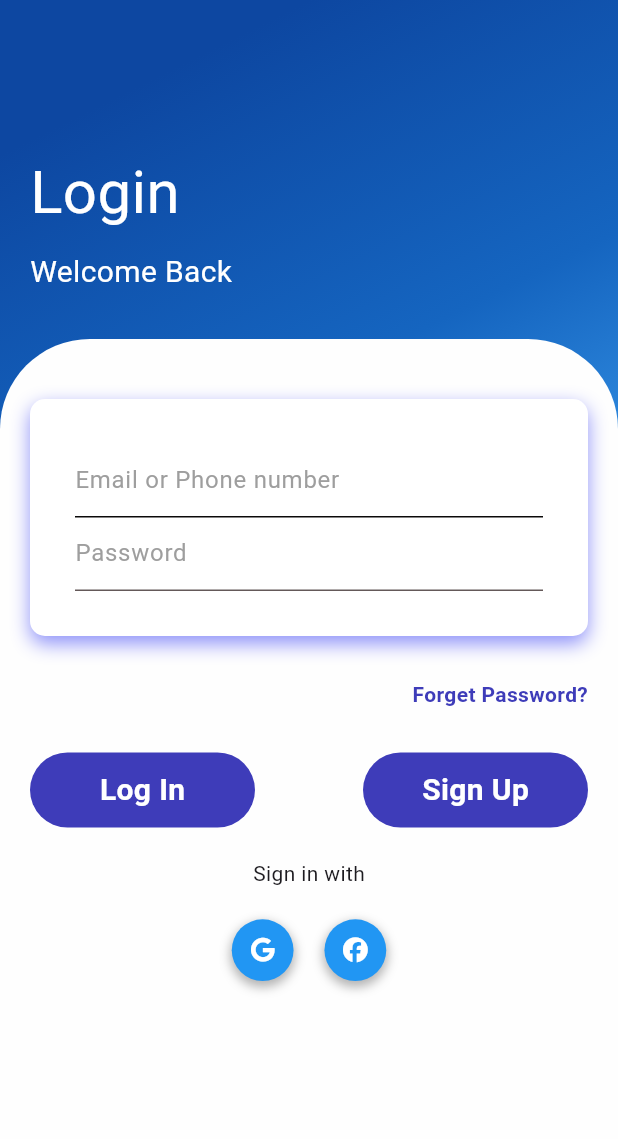
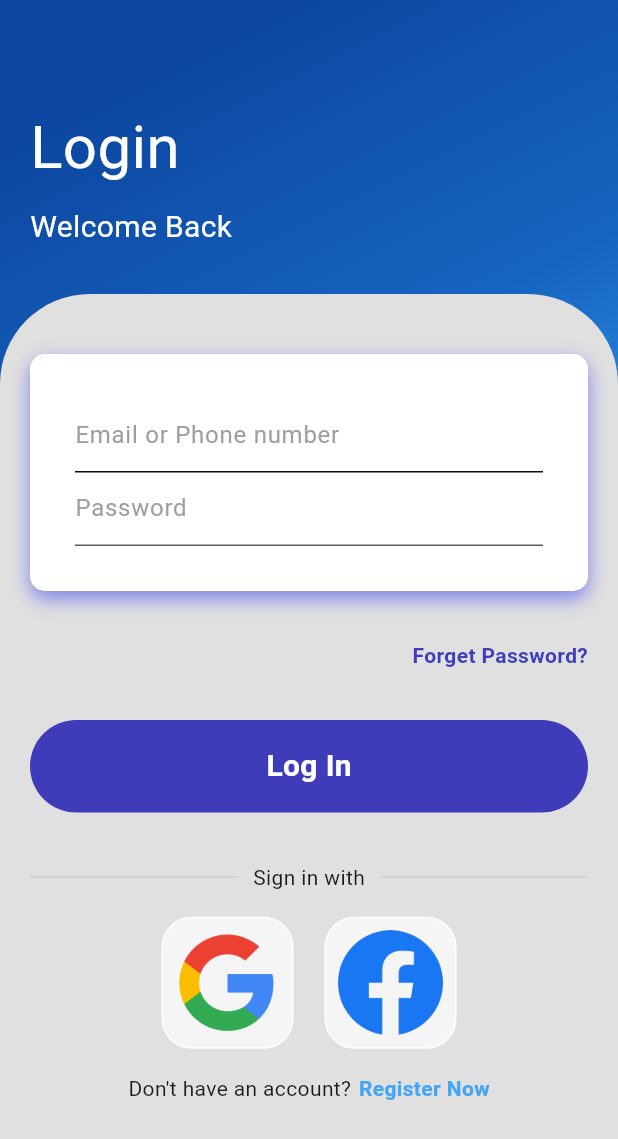
Before and after one commit to Diperson20/gharbhada, a Flutter app: the screen it shows after launch, on a phone screen of 412 x 824 dp. Shown: the top 1139 px of the screen. Run offline on Flutter 3.47's test engine with Material 3 defaults, Android fonts, the phone set to English and light mode, and no system bars; our stand-ins replace font_awesome_flutter.

Commit message:
Added png image, button and tile pages updated UI of login page

```diff
--- a/lib/main.dart
+++ b/lib/main.dart
@@ -1,4 +1,7 @@
 import 'package:flutter/material.dart';
+import 'package:gharbhada/pages/home_page.dart';
+import 'package:gharbhada/pages/login.dart';
+import 'package:gharbhada/pages/register.dart';
 import 'package:gharbhada/pages/splashscreen.dart';
 
 void main() {
@@ -18,6 +21,10 @@ class MyApp extends StatelessWidget {
         useMaterial3: true,
       ),
       home: const Splashscreen(),
+      routes: {
+        '/Login': (context) => Login(),
+        '/Register': (context) => Register(),
+      },
     );
   }
 }
--- /dev/null
+++ b/lib/pages/button_login.dart
@@ -0,0 +1,30 @@
+import 'package:flutter/material.dart';
+
+class ButtonLogin extends StatelessWidget {
+  final Function()? onTap;
+  const ButtonLogin({super.key, this.onTap});
+
+  @override
+  Widget build(BuildContext context) {
+    return GestureDetector(
+        onTap: onTap,
+        child: Container(
+          //login container
+          height: MediaQuery.of(context).size.width * 0.15,
+          width: MediaQuery.of(context).size.width,
+          decoration: BoxDecoration(
+            borderRadius: BorderRadius.circular(50),
+            color: Color.fromARGB(255, 62, 60, 185),
+          ),
+          child: Center(
+            child: Text(
+              "Log In",
+              style: TextStyle(
+                  color: Colors.white,
+                  fontSize: 20,
+                  fontWeight: FontWeight.bold),
+            ),
+          ),
+        ));
+  }
+}
--- a/lib/pages/home_page.dart
+++ b/lib/pages/home_page.dart
@@ -21,20 +21,9 @@ class HomePage extends StatelessWidget {
       drawer: Drawer(
         backgroundColor: Colors.lightBlue,
         child: Column(
-            children: [
-              DrawerHeader(child: Icon(Icons.local_convenience_store))
-            ],
+          children: [DrawerHeader(child: Icon(Icons.local_convenience_store))],
         ),
       ),
-        body: Column(
-          children: [
-            Card(
-              child: Padding(
-                padding: EdgeInsets.all(8),
-                child: Text(currentWidth.toString()),
-              ),
-            )
-          ],
-        ));
+    );
   }
 }
--- /dev/null
+++ b/lib/pages/imagetile.dart
@@ -0,0 +1,27 @@
+import 'package:flutter/material.dart';
+
+class SquareTile extends StatelessWidget {
+  final String imagePath;
+  const SquareTile({super.key, required this.imagePath});
+
+  @override
+  Widget build(BuildContext context) {
+    return Container(
+      padding: EdgeInsets.all(8.0), // Optional padding
+      decoration: BoxDecoration(
+          border: Border.all(
+            color: Colors.white,
+          ),
+          shape: BoxShape.rectangle,
+          color: Colors.grey[100],
+          borderRadius: BorderRadius.circular(20) // Background color
+          ),
+      child: Image.asset(
+        imagePath,
+        height: MediaQuery.of(context).size.width * 0.17,
+        width: MediaQuery.of(context).size.width * 0.17,
+        // Ensures the image fits within the container
+      ),
+    );
+  }
+}
--- a/lib/pages/login.dart
+++ b/lib/pages/login.dart
@@ -2,6 +2,10 @@ import 'package:flutter/cupertino.dart';
 import 'package:flutter/material.dart';
 import 'package:flutter/widgets.dart';
 import 'package:font_awesome_flutter/font_awesome_flutter.dart';
+import 'package:gharbhada/pages/button_login.dart';
+import 'package:gharbhada/pages/home_page.dart';
+import 'package:gharbhada/pages/imagetile.dart';
+import 'package:gharbhada/pages/register.dart';
 
 class Login extends StatefulWidget {
   const Login({super.key});
@@ -13,10 +17,10 @@ class Login extends StatefulWidget {
 class _LoginState extends State<Login> {
   @override
   Widget build(BuildContext context) {
-    final size = MediaQuery.of(context).size;
+    //final size = MediaQuery.of(context).size;
     return Scaffold(
       body: Container(
-        width: double.infinity,
+        //width: double.infinity,
         decoration: BoxDecoration(
           gradient: LinearGradient(
             begin: Alignment.topCenter,
@@ -31,7 +35,7 @@ class _LoginState extends State<Login> {
           crossAxisAlignment: CrossAxisAlignment.start,
           children: [
             const SizedBox(
-              height: 80,
+              height: 50,
             ),
             const Padding(
               padding: EdgeInsets.all(20),
@@ -57,7 +61,7 @@ class _LoginState extends State<Login> {
               // Login below code
               child: Container(
                 decoration: BoxDecoration(
-                  color: Color.fromARGB(255, 254, 254, 254),
+                  color: Colors.grey[300],
                   borderRadius: BorderRadius.only(
                       topLeft: Radius.circular(60),
                       topRight: Radius.circular(60)),
@@ -125,7 +129,7 @@ class _LoginState extends State<Login> {
                           ),
                         ), //this is a pass login container
                         SizedBox(
-                            height: MediaQuery.of(context).size.width * 0.07),
+                            height: MediaQuery.of(context).size.height * 0.04),
 
                         Row(
                           mainAxisAlignment: MainAxisAlignment.end,
@@ -142,120 +146,82 @@ class _LoginState extends State<Login> {
                         ),
 
                         SizedBox(
-                            height: MediaQuery.of(context).size.width * 0.07),
+                            height: MediaQuery.of(context).size.height * 0.04),
+
+                        ButtonLogin(
+                          onTap: () {
+                            Navigator.push(
+                              context,
+                              MaterialPageRoute(
+                                  builder: (context) => HomePage()),
+                            );
+                          },
+                        ),
+
+                        SizedBox(
+                            height: MediaQuery.of(context).size.height * 0.04),
 
                         Row(
-                          mainAxisAlignment: MainAxisAlignment.spaceBetween,
                           children: [
-                            Container(
-                              //login container
-                              height: 50,
-                              width: 150,
-                              decoration: BoxDecoration(
-                                borderRadius: BorderRadius.circular(50),
-                                color: Color.fromARGB(255, 62, 60, 185),
+                            Expanded(
+                                child: Divider(
+                              thickness: 0.5,
+                              color: Colors.grey[400],
+                            )),
+                            Padding(
+                              padding:
+                                  const EdgeInsets.symmetric(horizontal: 10.0),
+                              child: Text("Sign in with"),
+                            ),
+                            Expanded(
+                                child: Divider(
+                              thickness: 0.5,
+                              color: Colors.grey[400],
+                            )),
+                          ],
+                        ),
+                        SizedBox(
+                            height: MediaQuery.of(context).size.width * 0.04),
+                        Container(
+                          child: Row(
+                            mainAxisAlignment: MainAxisAlignment.center,
+                            children: [
+                              SquareTile(
+                                imagePath: 'assets/images/google.png',
                               ),
-                              child: Center(
-                                child: Text(
-                                  "Log In",
-                                  style: TextStyle(
-                                      color: Colors.white,
-                                      fontSize: 20,
-                                      fontWeight: FontWeight.bold),
-                                ),
+                              SizedBox(
+                                  width:
+                                      MediaQuery.of(context).size.width * 0.05),
+                              SquareTile(
+                                imagePath: 'assets/images/facebook.png',
                               ),
-                            ),
-                            Container(
-                              //Sign Up container
-                              height: 50,
-                              width: 150,
-                              decoration: BoxDecoration(
-                                borderRadius: BorderRadius.circular(50),
-                                color: Color.fromARGB(255, 62, 60, 185),
-                              ),
-                              child: Center(
-                                child: Text(
-                                  "Sign Up",
-                                  style: TextStyle(
-                                      color: Colors.white,
-                                      fontSize: 20,
-                                      fontWeight: FontWeight.bold),
+                            ],
+                          ),
+                        ),
+                        SizedBox(
+                            height: MediaQuery.of(context).size.width * 0.04),
+                        Row(
+                          mainAxisAlignment: MainAxisAlignment.center,
+                          children: [
+                            Text("Don't have an account?"),
+                            SizedBox(width: 5),
+                            InkWell(
+                              onTap: () {
+                                Navigator.push(
+                                  context,
+                                  MaterialPageRoute(
+                                      builder: (context) => Register()),
+                                );
+                              },
+                              child: Text(
+                                "Register Now",
+                                style: TextStyle(
+                                  color: Colors.blue[400],
+                                  fontWeight: FontWeight.bold,
                                 ),
                               ),
                             ),
                           ],
-                        ),
-                        SizedBox(
-                            height: MediaQuery.of(context).size.width * 0.05),
-
-                        Container(
-                          child: Text("Sign in with"),
-                        ),
-                        SizedBox(
-                            height: MediaQuery.of(context).size.width * 0.05),
-                        Container(
-                          child: Row(
-                            mainAxisAlignment: MainAxisAlignment.center,
-                            children: [
-                              Container(
-                                height: MediaQuery.of(context).size.width *
-                                    0.1, // Responsive height (10% of screen width)
-                                width: MediaQuery.of(context).size.width *
-                                    0.1, // Responsive width (10% of screen width)
-                                alignment: Alignment.center,
-                                decoration: BoxDecoration(
-                                  color: Colors.blue,
-                                  borderRadius: BorderRadius.circular(100),
-                                  boxShadow: [
-                                    BoxShadow(
-                                      color: Colors.black
-                                          .withOpacity(0.3), // Shadow color
-                                      spreadRadius: 1,
-                                      blurRadius: 5,
-                                      offset: Offset(
-                                          0, 3), // Shadow position (top-left)
-                                    ),
-                                  ],
-                                ),
-                                child: FaIcon(
-                                  FontAwesomeIcons.google,
-                                  size: MediaQuery.of(context).size.width *
-                                      0.04, // Responsive icon size (4% of screen width)
-                                  color: Colors.white, // Icon color
-                                ),
-                              ),
-                              SizedBox(
-                                  width: MediaQuery.of(context).size.width *
-                                      0.05), // Responsive space between containers (5% of screen width)
-                              Container(
-                                height: MediaQuery.of(context).size.width *
-                                    0.1, // Responsive height (10% of screen width)
-                                width: MediaQuery.of(context).size.width *
-                                    0.1, // Responsive width (10% of screen width)
-                                alignment: Alignment.center,
-                                decoration: BoxDecoration(
-                                  color: Colors.blue,
-                                  borderRadius: BorderRadius.circular(100),
-                                  boxShadow: [
-                                    BoxShadow(
-                                      color: Colors.black
-                                          .withOpacity(0.3), // Shadow color
-                                      spreadRadius: 1,
-                                      blurRadius: 5,
-                                      offset: Offset(
-                                          0, 3), // Shadow position (top-left)
-                                    ),
-                                  ],
-                                ),
-                                child: FaIcon(
-                                  FontAwesomeIcons.facebook,
-                                  size: MediaQuery.of(context).size.width *
-                                      0.04, // Responsive icon size (4% of screen width)
-                                  color: Colors.white, // Icon color
-                                ),
-                              ),
-                            ],
-                          ),
                         )
                       ],
                     ),
--- a/lib/pages/register.dart
+++ b/lib/pages/register.dart
@@ -10,6 +10,28 @@ class Register extends StatefulWidget {
 class _RegisterState extends State<Register> {
   @override
   Widget build(BuildContext context) {
-    return Scaffold();
+    return Scaffold(
+      body: SafeArea(
+          child: Column(
+        children: [
+          Padding(
+            padding: EdgeInsets.all(20),
+            child: Container(
+              width: double.infinity,
+              decoration: BoxDecoration(
+                gradient: LinearGradient(
+                  begin: Alignment.topCenter,
+                  colors: [
+                    Colors.blue[900]!,
+                    Colors.blue[800]!,
+                    Colors.blue[400]!,
+                  ],
+                ),
+              ),
+            ),
+          )
+        ],
+      )),
+    );
   }
 }
--- a/lib/pages/splashscreen.dart
+++ b/lib/pages/splashscreen.dart
@@ -1,5 +1,5 @@
 import 'package:flutter/material.dart';
-import 'package:gharbhada/pages/home_page.dart';
+
 import 'package:gharbhada/pages/login.dart';
 
 class Splashscreen extends StatefulWidget {
@@ -17,7 +17,7 @@ class _SplashscreenState extends State<Splashscreen> {
   }
 
   _navigatetohome() async {
-    await Future.delayed(Duration(milliseconds: 1500), () {});
+    await Future.delayed(Duration(milliseconds: 100), () {});
     Navigator.pushReplacement(
         context, MaterialPageRoute(builder: (context) => Login()));
   }
--- a/pubspec.yaml
+++ b/pubspec.yaml
@@ -62,6 +62,8 @@ flutter:
   # To add assets to your application, add an assets section, like this:
   assets:
     - assets/images/Logo-gharbhada.png
+    - assets/images/google.png
+    - assets/images/facebook.png
   #   - images/a_dot_ham.jpeg
 
   # An image asset can refer to one or more resolution-specific "variants", see
```
Also changed, not shown: assets/images/facebook.png (added), assets/images/google.png (added). Lines whose indentation alone changed are shown as unchanged.
